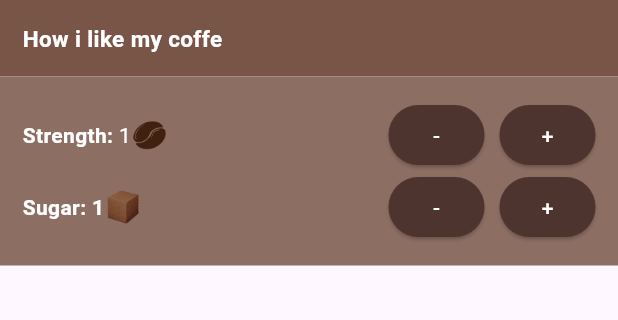
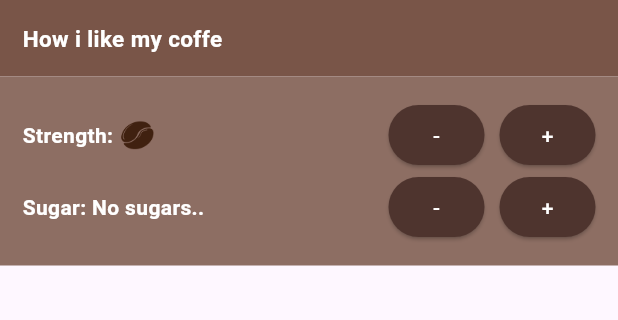
Before and after one commit to Salahudin-cloud/flutter-crash-course, a Flutter app: the screen it shows after launch, on a phone screen of 412 x 824 dp, the part 84-404 px from its top. Run offline on Flutter 3.47's test engine with Material 3 defaults, Android fonts, the phone set to English and light mode, and no system bars.

Commit message:
learn/control-flow-list

```diff
--- a/lib/coffee_prefs.dart
+++ b/lib/coffee_prefs.dart
@@ -9,7 +9,7 @@ class CoffeePrefs extends StatefulWidget {
 
 class _CoffeePrefsState extends State<CoffeePrefs> {
   int strenght = 1;
-  int sugars = 1;
+  int sugars = 0;
 
   @override
   Widget build(BuildContext context) {
@@ -22,14 +22,21 @@ class _CoffeePrefsState extends State<CoffeePrefs> {
               style:
                   TextStyle(color: Colors.white, fontWeight: FontWeight.bold),
             ),
-            Text(
-              '$strenght',
-              style: const TextStyle(color: Colors.white),
-            ),
-            Image.asset('assets/img/coffee_bean.png',
+            if (strenght == 0)
+              Image.asset(
+                'assets/img/coffee_bean.png',
                 width: 25,
                 color: Colors.brown[400],
-                colorBlendMode: BlendMode.multiply),
+                colorBlendMode: BlendMode.multiply,
+              )
+            else
+              for (int i = 0; i < strenght; i++)
+                Image.asset(
+                  'assets/img/coffee_bean.png',
+                  width: 25,
+                  color: Colors.brown[400],
+                  colorBlendMode: BlendMode.multiply,
+                ),
             const SizedBox(
               width: 50,
             ),
@@ -40,14 +47,13 @@ class _CoffeePrefsState extends State<CoffeePrefs> {
                     foregroundColor: Colors.white),
                 onPressed: () {
                   setState(() {
-                    if (strenght == 0) {
-                      strenght = 0;
+                    if (strenght > 0) {
+                      strenght -= 1;
+                    } else {
                       ScaffoldMessenger.of(context).showSnackBar(const SnackBar(
-                        content: Text("Can't descrese strenght anymore"),
+                        content: Text("Can't descrese coffe anymore"),
                         duration: Duration(milliseconds: 500),
                       ));
-                    } else {
-                      strenght -= 1;
                     }
                   });
                 },
@@ -76,11 +82,11 @@ class _CoffeePrefsState extends State<CoffeePrefs> {
               style:
                   TextStyle(color: Colors.white, fontWeight: FontWeight.bold),
             ),
-            Text(
-              '$sugars',
-              style:
-                  TextStyle(color: Colors.white, fontWeight: FontWeight.bold),
-            ),
+            if (sugars == 0)
+              const Text("No sugars..",
+                  style: TextStyle(
+                      color: Colors.white, fontWeight: FontWeight.bold)),
+            for (int i = 0; i < sugars; i++)
               Image.asset(
                 "assets/img/sugar_cube.png",
                 width: 25,
```
Lines whose indentation alone changed are shown as unchanged.
